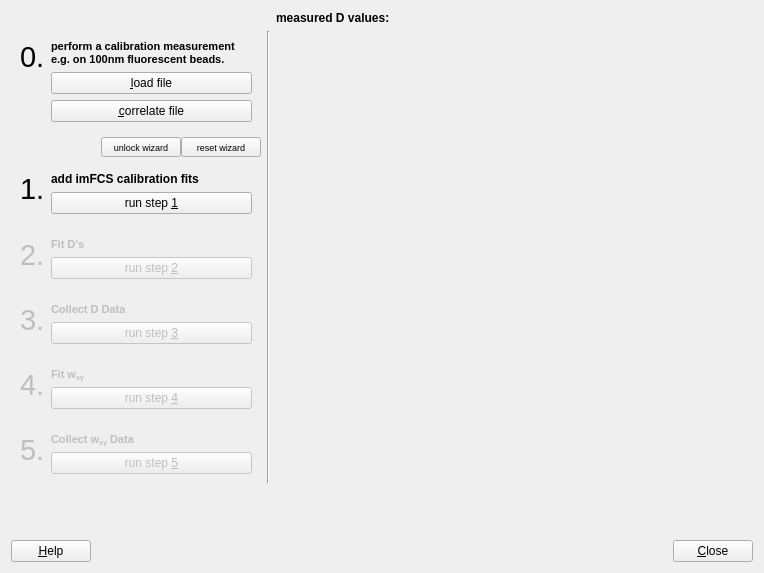
First picture: the form in plugins/imfcsfit/imfcscalibrationwizard.ui, repository jkriege2/QuickFit3, before the edit.
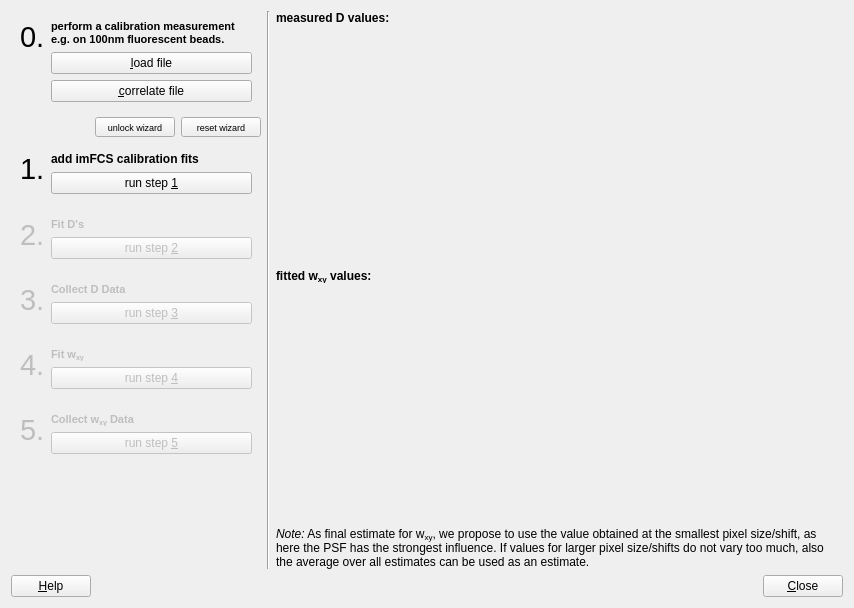
Second picture: the form after the edit. Icons and pictures are not drawn. Custom widgets are drawn as their Qt base class.

Commit message: imFCSFit: imFCS calibration wizard now shows wxy(a)/wxy(delta) as a second plot and was prepared for the general imFCS wizard

Diff of the .ui file:
```diff
--- a/plugins/imfcsfit/imfcscalibrationwizard.ui
+++ b/plugins/imfcsfit/imfcscalibrationwizard.ui
@@ -6,8 +6,8 @@
    <rect>
     <x>0</x>
     <y>0</y>
-    <width>764</width>
-    <height>573</height>
+    <width>854</width>
+    <height>608</height>
    </rect>
   </property>
   <property name="minimumSize">
@@ -24,221 +24,7 @@
     <normaloff>:/imfcsfit/focalvolume.png</normaloff>:/imfcsfit/focalvolume.png</iconset>
   </property>
   <layout class="QGridLayout" name="gridLayout_7" columnstretch="0,0,1">
-   <item row="6" column="0">
-    <widget class="QWidget" name="widget2" native="true">
-     <property name="enabled">
-      <bool>false</bool>
-     </property>
-     <layout class="QGridLayout" name="gridLayout_2" rowstretch="0,0" columnstretch="0,1">
-      <item row="0" column="0" rowspan="2">
-       <widget class="QLabel" name="label_2">
-        <property name="text">
-         <string>&lt;font size=&quot;+4&quot;&gt;2.&lt;/font&gt;</string>
-        </property>
-        <property name="alignment">
-         <set>Qt::AlignLeading|Qt::AlignLeft|Qt::AlignTop</set>
-        </property>
-       </widget>
-      </item>
-      <item row="0" column="1">
-       <widget class="QLabel" name="label_7">
-        <property name="text">
-         <string>&lt;!DOCTYPE HTML PUBLIC &quot;-//W3C//DTD HTML 4.0//EN&quot; &quot;http://www.w3.org/TR/REC-html40/strict.dtd&quot;&gt;
-&lt;html&gt;&lt;head&gt;&lt;meta name=&quot;qrichtext&quot; content=&quot;1&quot; /&gt;&lt;style type=&quot;text/css&quot;&gt;
-p, li { white-space: pre-wrap; }
-&lt;/style&gt;&lt;/head&gt;&lt;body style=&quot; font-family:'MS Shell Dlg 2'; font-size:8.25pt; font-weight:400; font-style:normal;&quot;&gt;
-&lt;p style=&quot; margin-top:0px; margin-bottom:0px; margin-left:0px; margin-right:0px; -qt-block-indent:0; text-indent:0px;&quot;&gt;&lt;span style=&quot; font-weight:600;&quot;&gt;Fit D's&lt;/span&gt;&lt;/p&gt;&lt;/body&gt;&lt;/html&gt;</string>
-        </property>
-        <property name="alignment">
-         <set>Qt::AlignLeading|Qt::AlignLeft|Qt::AlignTop</set>
-        </property>
-       </widget>
-      </item>
-      <item row="1" column="1">
-       <widget class="QPushButton" name="btnStep2">
-        <property name="text">
-         <string>run step &amp;2</string>
-        </property>
-       </widget>
-      </item>
-     </layout>
-    </widget>
-   </item>
-   <item row="9" column="0">
-    <widget class="QWidget" name="widget5" native="true">
-     <property name="enabled">
-      <bool>false</bool>
-     </property>
-     <layout class="QGridLayout" name="gridLayout_5" columnstretch="0,1">
-      <item row="0" column="0" rowspan="2">
-       <widget class="QLabel" name="label_5">
-        <property name="text">
-         <string>&lt;font size=&quot;+4&quot;&gt;5.&lt;/font&gt;</string>
-        </property>
-        <property name="alignment">
-         <set>Qt::AlignLeading|Qt::AlignLeft|Qt::AlignTop</set>
-        </property>
-       </widget>
-      </item>
-      <item row="0" column="1">
-       <widget class="QLabel" name="label_10">
-        <property name="text">
-         <string>&lt;!DOCTYPE HTML PUBLIC &quot;-//W3C//DTD HTML 4.0//EN&quot; &quot;http://www.w3.org/TR/REC-html40/strict.dtd&quot;&gt;
-&lt;html&gt;&lt;head&gt;&lt;meta name=&quot;qrichtext&quot; content=&quot;1&quot; /&gt;&lt;style type=&quot;text/css&quot;&gt;
-p, li { white-space: pre-wrap; }
-&lt;/style&gt;&lt;/head&gt;&lt;body style=&quot; font-family:'MS Shell Dlg 2'; font-size:8.25pt; font-weight:400; font-style:normal;&quot;&gt;
-&lt;p style=&quot; margin-top:0px; margin-bottom:0px; margin-left:0px; margin-right:0px; -qt-block-indent:0; text-indent:0px;&quot;&gt;&lt;span style=&quot; font-size:8pt; font-weight:600;&quot;&gt;Collect w&lt;/span&gt;&lt;span style=&quot; font-size:8pt; font-weight:600; vertical-align:sub;&quot;&gt;xy&lt;/span&gt;&lt;span style=&quot; font-size:8pt; font-weight:600;&quot;&gt; Data&lt;/span&gt;&lt;/p&gt;&lt;/body&gt;&lt;/html&gt;</string>
-        </property>
-        <property name="alignment">
-         <set>Qt::AlignLeading|Qt::AlignLeft|Qt::AlignTop</set>
-        </property>
-       </widget>
-      </item>
-      <item row="1" column="1">
-       <widget class="QPushButton" name="btnStep5">
-        <property name="text">
-         <string>run step &amp;5</string>
-        </property>
-       </widget>
-      </item>
-     </layout>
-    </widget>
-   </item>
-   <item row="8" column="0">
-    <widget class="QWidget" name="widget4" native="true">
-     <property name="enabled">
-      <bool>false</bool>
-     </property>
-     <layout class="QGridLayout" name="gridLayout_4" columnstretch="0,1">
-      <item row="0" column="0" rowspan="2">
-       <widget class="QLabel" name="label_4">
-        <property name="text">
-         <string>&lt;font size=&quot;+4&quot;&gt;4.&lt;/font&gt;</string>
-        </property>
-        <property name="alignment">
-         <set>Qt::AlignLeading|Qt::AlignLeft|Qt::AlignTop</set>
-        </property>
-       </widget>
-      </item>
-      <item row="0" column="1">
-       <widget class="QLabel" name="label_9">
-        <property name="text">
-         <string>&lt;!DOCTYPE HTML PUBLIC &quot;-//W3C//DTD HTML 4.0//EN&quot; &quot;http://www.w3.org/TR/REC-html40/strict.dtd&quot;&gt;
-&lt;html&gt;&lt;head&gt;&lt;meta name=&quot;qrichtext&quot; content=&quot;1&quot; /&gt;&lt;style type=&quot;text/css&quot;&gt;
-p, li { white-space: pre-wrap; }
-&lt;/style&gt;&lt;/head&gt;&lt;body style=&quot; font-family:'MS Shell Dlg 2'; font-size:8.25pt; font-weight:400; font-style:normal;&quot;&gt;
-&lt;p style=&quot; margin-top:0px; margin-bottom:0px; margin-left:0px; margin-right:0px; -qt-block-indent:0; text-indent:0px;&quot;&gt;&lt;span style=&quot; font-size:8pt; font-weight:600;&quot;&gt;Fit w&lt;/span&gt;&lt;span style=&quot; font-size:8pt; font-weight:600; vertical-align:sub;&quot;&gt;xy&lt;/span&gt;&lt;/p&gt;&lt;/body&gt;&lt;/html&gt;</string>
-        </property>
-        <property name="alignment">
-         <set>Qt::AlignLeading|Qt::AlignLeft|Qt::AlignTop</set>
-        </property>
-       </widget>
-      </item>
-      <item row="1" column="1">
-       <widget class="QPushButton" name="btnStep4">
-        <property name="text">
-         <string>run step &amp;4</string>
-        </property>
-       </widget>
-      </item>
-     </layout>
-    </widget>
-   </item>
-   <item row="3" column="0">
-    <widget class="QWidget" name="widget0" native="true">
-     <property name="minimumSize">
-      <size>
-       <width>250</width>
-       <height>0</height>
-      </size>
-     </property>
-     <layout class="QGridLayout" name="gridLayout_6" rowstretch="0,0,0" columnstretch="0,1">
-      <item row="0" column="0" rowspan="2">
-       <widget class="QLabel" name="label_11">
-        <property name="text">
-         <string>&lt;font size=&quot;+4&quot;&gt;0.&lt;/font&gt;</string>
-        </property>
-        <property name="alignment">
-         <set>Qt::AlignLeading|Qt::AlignLeft|Qt::AlignTop</set>
-        </property>
-       </widget>
-      </item>
-      <item row="0" column="1">
-       <widget class="QLabel" name="label_12">
-        <property name="text">
-         <string>&lt;!DOCTYPE HTML PUBLIC &quot;-//W3C//DTD HTML 4.0//EN&quot; &quot;http://www.w3.org/TR/REC-html40/strict.dtd&quot;&gt;
-&lt;html&gt;&lt;head&gt;&lt;meta name=&quot;qrichtext&quot; content=&quot;1&quot; /&gt;&lt;style type=&quot;text/css&quot;&gt;
-p, li { white-space: pre-wrap; }
-&lt;/style&gt;&lt;/head&gt;&lt;body style=&quot; font-family:'MS Shell Dlg 2'; font-size:8.25pt; font-weight:400; font-style:normal;&quot;&gt;
-&lt;p style=&quot; margin-top:0px; margin-bottom:0px; margin-left:0px; margin-right:0px; -qt-block-indent:0; text-indent:0px;&quot;&gt;&lt;span style=&quot; font-weight:600;&quot;&gt;perform a calibration measurement e.g. on 100nm fluorescent beads.&lt;/span&gt;&lt;/p&gt;&lt;/body&gt;&lt;/html&gt;</string>
-        </property>
-        <property name="alignment">
-         <set>Qt::AlignLeading|Qt::AlignLeft|Qt::AlignTop</set>
-        </property>
-        <property name="wordWrap">
-         <bool>true</bool>
-        </property>
-       </widget>
-      </item>
-      <item row="1" column="1">
-       <widget class="QPushButton" name="btnLoadFile">
-        <property name="text">
-         <string>&amp;load file</string>
-        </property>
-        <property name="icon">
-         <iconset resource="../imagingfcs/qfrdrimagingfcs.qrc">
-          <normaloff>:/imaging_fcs/fileopen.png</normaloff>:/imaging_fcs/fileopen.png</iconset>
-        </property>
-       </widget>
-      </item>
-      <item row="2" column="1">
-       <widget class="QPushButton" name="btnCorrelate">
-        <property name="text">
-         <string>&amp;correlate file</string>
-        </property>
-        <property name="icon">
-         <iconset resource="../imagingfcs/qfrdrimagingfcs.qrc">
-          <normaloff>:/imaging_fcs/add_job.png</normaloff>:/imaging_fcs/add_job.png</iconset>
-        </property>
-       </widget>
-      </item>
-     </layout>
-    </widget>
-   </item>
-   <item row="0" column="2">
-    <widget class="QLabel" name="label_14">
-     <property name="text">
-      <string>&lt;b&gt;measured D values:&lt;/b&gt;</string>
-     </property>
-     <property name="alignment">
-      <set>Qt::AlignBottom|Qt::AlignLeading|Qt::AlignLeft</set>
-     </property>
-    </widget>
-   </item>
-   <item row="3" column="2" rowspan="7">
-    <widget class="QFPlotter" name="pltD" native="true">
-     <property name="minimumSize">
-      <size>
-       <width>100</width>
-       <height>100</height>
-      </size>
-     </property>
-    </widget>
-   </item>
-   <item row="12" column="0">
-    <spacer name="verticalSpacer">
-     <property name="orientation">
-      <enum>Qt::Vertical</enum>
-     </property>
-     <property name="sizeHint" stdset="0">
-      <size>
-       <width>20</width>
-       <height>40</height>
-      </size>
-     </property>
-    </spacer>
-   </item>
-   <item row="13" column="0" colspan="3">
+   <item row="14" column="0" colspan="3">
     <layout class="QHBoxLayout" name="horizontalLayout">
      <item>
       <widget class="QPushButton" name="btnHelp">
@@ -277,91 +63,40 @@
      </item>
     </layout>
    </item>
-   <item row="4" column="0">
-    <widget class="QWidget" name="horizontalWidget" native="true">
-     <property name="minimumSize">
-      <size>
-       <width>0</width>
-       <height>10</height>
-      </size>
+   <item row="8" column="0">
+    <widget class="QWidget" name="widget5" native="true">
+     <property name="enabled">
+      <bool>false</bool>
      </property>
-     <layout class="QHBoxLayout" name="horizontalLayout_2">
-      <property name="spacing">
-       <number>0</number>
-      </property>
-      <property name="margin">
-       <number>0</number>
-      </property>
-      <item>
-       <spacer name="horizontalSpacer_2">
-        <property name="orientation">
-         <enum>Qt::Horizontal</enum>
+     <layout class="QGridLayout" name="gridLayout_5" columnstretch="0,1">
+      <item row="0" column="0" rowspan="2">
+       <widget class="QLabel" name="lab5">
+        <property name="text">
+         <string>&lt;font size=&quot;+4&quot;&gt;5.&lt;/font&gt;</string>
         </property>
-        <property name="sizeHint" stdset="0">
-         <size>
-          <width>40</width>
-          <height>20</height>
-         </size>
+        <property name="alignment">
+         <set>Qt::AlignLeading|Qt::AlignLeft|Qt::AlignTop</set>
         </property>
-       </spacer>
+       </widget>
       </item>
-      <item>
-       <widget class="QPushButton" name="btnUnlock">
-        <property name="sizePolicy">
-         <sizepolicy hsizetype="Minimum" vsizetype="Preferred">
-          <horstretch>0</horstretch>
-          <verstretch>0</verstretch>
-         </sizepolicy>
-        </property>
-        <property name="minimumSize">
-         <size>
-          <width>0</width>
-          <height>12</height>
-         </size>
-        </property>
-        <property name="baseSize">
-         <size>
-          <width>0</width>
-          <height>12</height>
-         </size>
-        </property>
-        <property name="font">
-         <font>
-          <pointsize>7</pointsize>
-         </font>
-        </property>
+      <item row="0" column="1">
+       <widget class="QLabel" name="label_10">
         <property name="text">
-         <string>unlock wizard</string>
+         <string>&lt;!DOCTYPE HTML PUBLIC &quot;-//W3C//DTD HTML 4.0//EN&quot; &quot;http://www.w3.org/TR/REC-html40/strict.dtd&quot;&gt;
+&lt;html&gt;&lt;head&gt;&lt;meta name=&quot;qrichtext&quot; content=&quot;1&quot; /&gt;&lt;style type=&quot;text/css&quot;&gt;
+p, li { white-space: pre-wrap; }
+&lt;/style&gt;&lt;/head&gt;&lt;body style=&quot; font-family:'MS Shell Dlg 2'; font-size:8.25pt; font-weight:400; font-style:normal;&quot;&gt;
+&lt;p style=&quot; margin-top:0px; margin-bottom:0px; margin-left:0px; margin-right:0px; -qt-block-indent:0; text-indent:0px;&quot;&gt;&lt;span style=&quot; font-size:8pt; font-weight:600;&quot;&gt;Collect w&lt;/span&gt;&lt;span style=&quot; font-size:8pt; font-weight:600; vertical-align:sub;&quot;&gt;xy&lt;/span&gt;&lt;span style=&quot; font-size:8pt; font-weight:600;&quot;&gt; Data&lt;/span&gt;&lt;/p&gt;&lt;/body&gt;&lt;/html&gt;</string>
         </property>
+        <property name="alignment">
+         <set>Qt::AlignLeading|Qt::AlignLeft|Qt::AlignTop</set>
+        </property>
        </widget>
       </item>
-      <item>
-       <widget class="QPushButton" name="btnReset">
-        <property name="sizePolicy">
-         <sizepolicy hsizetype="Minimum" vsizetype="Preferred">
-          <horstretch>0</horstretch>
-          <verstretch>0</verstretch>
-         </sizepolicy>
-        </property>
-        <property name="minimumSize">
-         <size>
-          <width>0</width>
-          <height>12</height>
-         </size>
-        </property>
-        <property name="baseSize">
-         <size>
-          <width>0</width>
-          <height>12</height>
-         </size>
-        </property>
-        <property name="font">
-         <font>
-          <pointsize>7</pointsize>
-         </font>
-        </property>
+      <item row="1" column="1">
+       <widget class="QPushButton" name="btnStep5">
         <property name="text">
-         <string>reset wizard</string>
+         <string>run step &amp;5</string>
         </property>
        </widget>
       </item>
@@ -369,12 +104,29 @@
     </widget>
    </item>
    <item row="5" column="0">
-    <widget class="QWidget" name="widget1" native="true">
-     <layout class="QGridLayout" name="gridLayout" rowstretch="0,0,0" columnstretch="0,1">
-      <item row="1" column="0" rowspan="2">
-       <widget class="QLabel" name="label">
+    <widget class="QWidget" name="widget2" native="true">
+     <property name="enabled">
+      <bool>false</bool>
+     </property>
+     <layout class="QGridLayout" name="gridLayout_2" rowstretch="0,0" columnstretch="0,1">
+      <item row="0" column="0" rowspan="2">
+       <widget class="QLabel" name="lab2">
         <property name="text">
-         <string>&lt;font size=&quot;+4&quot;&gt;1.&lt;/font&gt;</string>
+         <string>&lt;font size=&quot;+4&quot;&gt;2.&lt;/font&gt;</string>
+        </property>
+        <property name="alignment">
+         <set>Qt::AlignLeading|Qt::AlignLeft|Qt::AlignTop</set>
+        </property>
+       </widget>
+      </item>
+      <item row="0" column="1">
+       <widget class="QLabel" name="label_7">
+        <property name="text">
+         <string>&lt;!DOCTYPE HTML PUBLIC &quot;-//W3C//DTD HTML 4.0//EN&quot; &quot;http://www.w3.org/TR/REC-html40/strict.dtd&quot;&gt;
+&lt;html&gt;&lt;head&gt;&lt;meta name=&quot;qrichtext&quot; content=&quot;1&quot; /&gt;&lt;style type=&quot;text/css&quot;&gt;
+p, li { white-space: pre-wrap; }
+&lt;/style&gt;&lt;/head&gt;&lt;body style=&quot; font-family:'MS Shell Dlg 2'; font-size:8.25pt; font-weight:400; font-style:normal;&quot;&gt;
+&lt;p style=&quot; margin-top:0px; margin-bottom:0px; margin-left:0px; margin-right:0px; -qt-block-indent:0; text-indent:0px;&quot;&gt;&lt;span style=&quot; font-weight:600;&quot;&gt;Fit D's&lt;/span&gt;&lt;/p&gt;&lt;/body&gt;&lt;/html&gt;</string>
         </property>
         <property name="alignment">
          <set>Qt::AlignLeading|Qt::AlignLeft|Qt::AlignTop</set>
@@ -382,26 +134,16 @@
        </widget>
       </item>
       <item row="1" column="1">
-       <widget class="QLabel" name="label_6">
+       <widget class="QPushButton" name="btnStep2">
         <property name="text">
-         <string>&lt;b&gt;add imFCS calibration fits&lt;/b&gt;</string>
-        </property>
-        <property name="alignment">
-         <set>Qt::AlignLeading|Qt::AlignLeft|Qt::AlignTop</set>
-        </property>
-       </widget>
-      </item>
-      <item row="2" column="1">
-       <widget class="QPushButton" name="btnStep1">
-        <property name="text">
-         <string>run step &amp;1</string>
+         <string>run step &amp;2</string>
         </property>
        </widget>
       </item>
      </layout>
     </widget>
    </item>
-   <item row="7" column="0">
+   <item row="6" column="0">
     <widget class="QWidget" name="widget3" native="true">
      <property name="enabled">
       <bool>false</bool>
@@ -441,13 +183,305 @@
      </layout>
     </widget>
    </item>
-   <item row="3" column="1" rowspan="7">
+   <item row="7" column="0">
+    <widget class="QWidget" name="widget4" native="true">
+     <property name="enabled">
+      <bool>false</bool>
+     </property>
+     <layout class="QGridLayout" name="gridLayout_4" columnstretch="0,1">
+      <item row="0" column="0" rowspan="2">
+       <widget class="QLabel" name="lab4">
+        <property name="text">
+         <string>&lt;font size=&quot;+4&quot;&gt;4.&lt;/font&gt;</string>
+        </property>
+        <property name="alignment">
+         <set>Qt::AlignLeading|Qt::AlignLeft|Qt::AlignTop</set>
+        </property>
+       </widget>
+      </item>
+      <item row="0" column="1">
+       <widget class="QLabel" name="label_9">
+        <property name="text">
+         <string>&lt;!DOCTYPE HTML PUBLIC &quot;-//W3C//DTD HTML 4.0//EN&quot; &quot;http://www.w3.org/TR/REC-html40/strict.dtd&quot;&gt;
+&lt;html&gt;&lt;head&gt;&lt;meta name=&quot;qrichtext&quot; content=&quot;1&quot; /&gt;&lt;style type=&quot;text/css&quot;&gt;
+p, li { white-space: pre-wrap; }
+&lt;/style&gt;&lt;/head&gt;&lt;body style=&quot; font-family:'MS Shell Dlg 2'; font-size:8.25pt; font-weight:400; font-style:normal;&quot;&gt;
+&lt;p style=&quot; margin-top:0px; margin-bottom:0px; margin-left:0px; margin-right:0px; -qt-block-indent:0; text-indent:0px;&quot;&gt;&lt;span style=&quot; font-size:8pt; font-weight:600;&quot;&gt;Fit w&lt;/span&gt;&lt;span style=&quot; font-size:8pt; font-weight:600; vertical-align:sub;&quot;&gt;xy&lt;/span&gt;&lt;/p&gt;&lt;/body&gt;&lt;/html&gt;</string>
+        </property>
+        <property name="alignment">
+         <set>Qt::AlignLeading|Qt::AlignLeft|Qt::AlignTop</set>
+        </property>
+       </widget>
+      </item>
+      <item row="1" column="1">
+       <widget class="QPushButton" name="btnStep4">
+        <property name="text">
+         <string>run step &amp;4</string>
+        </property>
+       </widget>
+      </item>
+     </layout>
+    </widget>
+   </item>
+   <item row="3" column="2" rowspan="9">
+    <layout class="QVBoxLayout" name="verticalLayout_2" stretch="0,1,0,1">
+     <item>
+      <widget class="QLabel" name="label_14">
+       <property name="text">
+        <string>&lt;b&gt;measured D values:&lt;/b&gt;</string>
+       </property>
+       <property name="alignment">
+        <set>Qt::AlignBottom|Qt::AlignLeading|Qt::AlignLeft</set>
+       </property>
+      </widget>
+     </item>
+     <item>
+      <widget class="QFPlotter" name="pltD" native="true">
+       <property name="minimumSize">
+        <size>
+         <width>100</width>
+         <height>100</height>
+        </size>
+       </property>
+      </widget>
+     </item>
+     <item>
+      <widget class="QLabel" name="label_15">
+       <property name="text">
+        <string>&lt;b&gt;fitted w&lt;sub&gt;xy&lt;/sub&gt; values:&lt;/b&gt;</string>
+       </property>
+       <property name="alignment">
+        <set>Qt::AlignBottom|Qt::AlignLeading|Qt::AlignLeft</set>
+       </property>
+      </widget>
+     </item>
+     <item>
+      <widget class="QFPlotter" name="pltWxy" native="true">
+       <property name="minimumSize">
+        <size>
+         <width>100</width>
+         <height>100</height>
+        </size>
+       </property>
+      </widget>
+     </item>
+    </layout>
+   </item>
+   <item row="3" column="0" rowspan="2">
+    <widget class="QWidget" name="widStep01" native="true">
+     <layout class="QGridLayout" name="gridLayout_8">
+      <property name="leftMargin">
+       <number>0</number>
+      </property>
+      <property name="topMargin">
+       <number>0</number>
+      </property>
+      <property name="rightMargin">
+       <number>0</number>
+      </property>
+      <property name="bottomMargin">
+       <number>0</number>
+      </property>
+      <item row="1" column="2">
+       <widget class="QPushButton" name="btnReset">
+        <property name="sizePolicy">
+         <sizepolicy hsizetype="Minimum" vsizetype="Preferred">
+          <horstretch>0</horstretch>
+          <verstretch>0</verstretch>
+         </sizepolicy>
+        </property>
+        <property name="minimumSize">
+         <size>
+          <width>0</width>
+          <height>12</height>
+         </size>
+        </property>
+        <property name="baseSize">
+         <size>
+          <width>0</width>
+          <height>12</height>
+         </size>
+        </property>
+        <property name="font">
+         <font>
+          <pointsize>7</pointsize>
+         </font>
+        </property>
+        <property name="text">
+         <string>reset wizard</string>
+        </property>
+       </widget>
+      </item>
+      <item row="1" column="1">
+       <widget class="QPushButton" name="btnUnlock">
+        <property name="sizePolicy">
+         <sizepolicy hsizetype="Minimum" vsizetype="Preferred">
+          <horstretch>0</horstretch>
+          <verstretch>0</verstretch>
+         </sizepolicy>
+        </property>
+        <property name="minimumSize">
+         <size>
+          <width>0</width>
+          <height>12</height>
+         </size>
+        </property>
+        <property name="baseSize">
+         <size>
+          <width>0</width>
+          <height>12</height>
+         </size>
+        </property>
+        <property name="font">
+         <font>
+          <pointsize>7</pointsize>
+         </font>
+        </property>
+        <property name="text">
+         <string>unlock wizard</string>
+        </property>
+       </widget>
+      </item>
+      <item row="2" column="0" colspan="3">
+       <widget class="QWidget" name="widget1" native="true">
+        <layout class="QGridLayout" name="gridLayout" rowstretch="0,0,0" columnstretch="0,1">
+         <item row="1" column="0" rowspan="2">
+          <widget class="QLabel" name="label">
+           <property name="text">
+            <string>&lt;font size=&quot;+4&quot;&gt;1.&lt;/font&gt;</string>
+           </property>
+           <property name="alignment">
+            <set>Qt::AlignLeading|Qt::AlignLeft|Qt::AlignTop</set>
+           </property>
+          </widget>
+         </item>
+         <item row="1" column="1">
+          <widget class="QLabel" name="label_6">
+           <property name="text">
+            <string>&lt;b&gt;add imFCS calibration fits&lt;/b&gt;</string>
+           </property>
+           <property name="alignment">
+            <set>Qt::AlignLeading|Qt::AlignLeft|Qt::AlignTop</set>
+           </property>
+          </widget>
+         </item>
+         <item row="2" column="1">
+          <widget class="QPushButton" name="btnStep1">
+           <property name="text">
+            <string>run step &amp;1</string>
+           </property>
+          </widget>
+         </item>
+        </layout>
+       </widget>
+      </item>
+      <item row="1" column="0">
+       <spacer name="horizontalSpacer_2">
+        <property name="orientation">
+         <enum>Qt::Horizontal</enum>
+        </property>
+        <property name="sizeHint" stdset="0">
+         <size>
+          <width>40</width>
+          <height>20</height>
+         </size>
+        </property>
+       </spacer>
+      </item>
+      <item row="0" column="0" colspan="3">
+       <widget class="QWidget" name="widget0" native="true">
+        <property name="minimumSize">
+         <size>
+          <width>250</width>
+          <height>0</height>
+         </size>
+        </property>
+        <layout class="QGridLayout" name="gridLayout_6" rowstretch="0,0,0" columnstretch="0,1">
+         <item row="0" column="0" rowspan="2">
+          <widget class="QLabel" name="lab0">
+           <property name="text">
+            <string>&lt;font size=&quot;+4&quot;&gt;0.&lt;/font&gt;</string>
+           </property>
+           <property name="alignment">
+            <set>Qt::AlignLeading|Qt::AlignLeft|Qt::AlignTop</set>
+           </property>
+          </widget>
+         </item>
+         <item row="0" column="1">
+          <widget class="QLabel" name="label_12">
+           <property name="text">
+            <string>&lt;!DOCTYPE HTML PUBLIC &quot;-//W3C//DTD HTML 4.0//EN&quot; &quot;http://www.w3.org/TR/REC-html40/strict.dtd&quot;&gt;
+&lt;html&gt;&lt;head&gt;&lt;meta name=&quot;qrichtext&quot; content=&quot;1&quot; /&gt;&lt;style type=&quot;text/css&quot;&gt;
+p, li { white-space: pre-wrap; }
+&lt;/style&gt;&lt;/head&gt;&lt;body style=&quot; font-family:'MS Shell Dlg 2'; font-size:8.25pt; font-weight:400; font-style:normal;&quot;&gt;
+&lt;p style=&quot; margin-top:0px; margin-bottom:0px; margin-left:0px; margin-right:0px; -qt-block-indent:0; text-indent:0px;&quot;&gt;&lt;span style=&quot; font-weight:600;&quot;&gt;perform a calibration measurement e.g. on 100nm fluorescent beads.&lt;/span&gt;&lt;/p&gt;&lt;/body&gt;&lt;/html&gt;</string>
+           </property>
+           <property name="alignment">
+            <set>Qt::AlignLeading|Qt::AlignLeft|Qt::AlignTop</set>
+           </property>
+           <property name="wordWrap">
+            <bool>true</bool>
+           </property>
+          </widget>
+         </item>
+         <item row="1" column="1">
+          <widget class="QPushButton" name="btnLoadFile">
+           <property name="text">
+            <string>&amp;load file</string>
+           </property>
+           <property name="icon">
+            <iconset resource="../imagingfcs/qfrdrimagingfcs.qrc">
+             <normaloff>:/imaging_fcs/fileopen.png</normaloff>:/imaging_fcs/fileopen.png</iconset>
+           </property>
+          </widget>
+         </item>
+         <item row="2" column="1">
+          <widget class="QPushButton" name="btnCorrelate">
+           <property name="text">
+            <string>&amp;correlate file</string>
+           </property>
+           <property name="icon">
+            <iconset resource="../imagingfcs/qfrdrimagingfcs.qrc">
+             <normaloff>:/imaging_fcs/add_job.png</normaloff>:/imaging_fcs/add_job.png</iconset>
+           </property>
+          </widget>
+         </item>
+        </layout>
+       </widget>
+      </item>
+     </layout>
+    </widget>
+   </item>
+   <item row="12" column="2">
+    <widget class="QLabel" name="labFinal">
+     <property name="text">
+      <string>&lt;i&gt;Note:&lt;/i&gt; As final estimate for w&lt;sub&gt;xy&lt;/sub&gt;, we propose to use the value obtained at the smallest pixel size/shift, as here the PSF has the strongest influence. If values for larger pixel size/shifts do not vary too much, also the average over all estimates can be used as an estimate.</string>
+     </property>
+     <property name="wordWrap">
+      <bool>true</bool>
+     </property>
+    </widget>
+   </item>
+   <item row="3" column="1" rowspan="10">
     <widget class="Line" name="line">
      <property name="orientation">
       <enum>Qt::Vertical</enum>
      </property>
     </widget>
    </item>
+   <item row="9" column="0" rowspan="4">
+    <spacer name="verticalSpacer">
+     <property name="orientation">
+      <enum>Qt::Vertical</enum>
+     </property>
+     <property name="sizeHint" stdset="0">
+      <size>
+       <width>20</width>
+       <height>40</height>
+      </size>
+     </property>
+    </spacer>
+   </item>
   </layout>
  </widget>
  <customwidgets>
```
Left out of the diff: 11 changed lines with no effect on the pictures. The commit also changes 7 other files.
